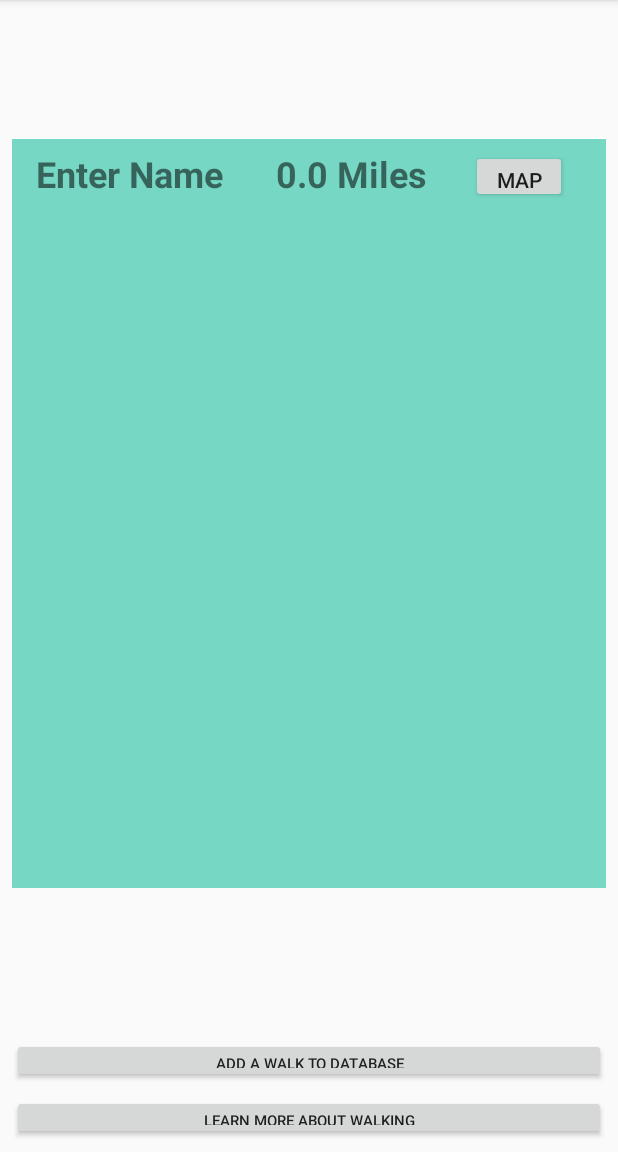
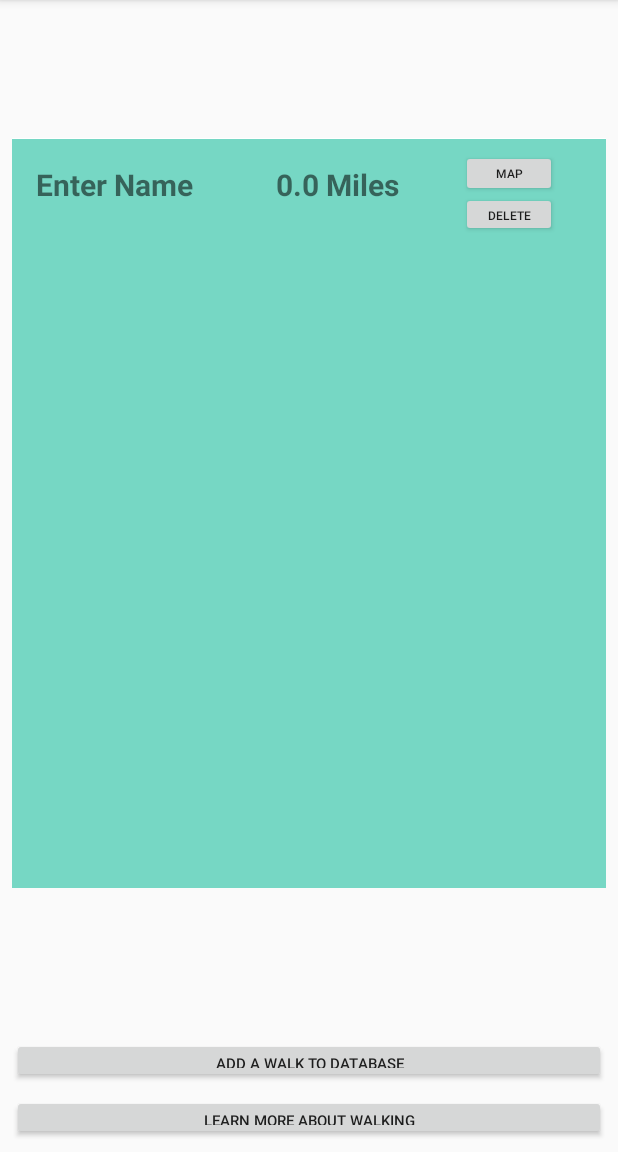
Before and after one commit to RJLgit/PracticeWalkingAPP, an Android app: the addToDatabase screen opened directly, with no data from a screen before it, after a tap on "VIEW WALKS", on a phone screen of 412 x 824 dp, the part 84-1236 px from its top. Run offline under Robolectric (Android 15) with nearby library versions, the phone set to English and light mode, and no system bars; our stand-ins replace ButterKnife; libraries missing offline, so code that uses them is left out: com.firebase.jobdispatcher.

Commit message:
Added delete functionality, made details accurate and fixed units with database

```diff
--- a/app/src/main/AndroidManifest.xml
+++ b/app/src/main/AndroidManifest.xml
@@ -39,7 +39,8 @@
             </intent-filter>
         </service>
 
-        <activity android:name=".addToDatabase"></activity>
+        <activity android:name=".addToDatabase" />
+        <activity android:name=".DeleteConfirmAct"></activity>
     </application>
 
 </manifest>
--- a/app/src/main/java/com/example/android/practicewalkingapp/MyAdapter.java
+++ b/app/src/main/java/com/example/android/practicewalkingapp/MyAdapter.java
@@ -31,16 +31,19 @@ public class MyAdapter extends RecyclerView.Adapter<MyAdapter.MyViewHolder> {
         // mNumberItems = WALKS_DATA.size();
         mNumberItems = mData.getCount();
         c = context;
+    db = databaseHelperClass;
     }
   //  public static final HashMap<String, Integer> MAP_DATA = DummyData.getAllData();
     public static ArrayList<String> WALKS_DATA;
     public static ArrayList<Double> DISTANCE_DATA;
     public static ArrayList<String> ADDRESS_DATA;
+    public static ArrayList<String> ID_DATA;
     private int mNumberItems;
     final private ListItemClickListener mListItemClickListener;
     private Context c;
-    private Cursor mData;
-
+    public static Cursor mData;
+    public static boolean miles = true;
+    public static DatabaseHelperClass db;
     public interface ListItemClickListener {
         void onListItemClick(int index);
     }
@@ -80,8 +83,14 @@ public class MyAdapter extends RecyclerView.Adapter<MyAdapter.MyViewHolder> {
         mData.moveToPosition(position);
 
 
+        if (miles == true) {
+            holder.bind(mData.getString(1), mData.getDouble(2), mData.getString(3), String.valueOf(mData.getInt(0)));
+        } else {
+            Double k = mData.getDouble(2) * 1.61;
+            k = (double) Math.round(k * 100d) / 100d;
+            holder.bind(mData.getString(1), k, mData.getString(3), String.valueOf(mData.getInt(0)));
+        }
 
-        holder.bind(mData.getString(1), mData.getDouble(2), mData.getString(3));
 
         // holder.bind(WALKS_DATA.get(position), DISTANCE_DATA.get(position), ADDRESS_DATA.get(position));
     }
@@ -96,8 +105,10 @@ public class MyAdapter extends RecyclerView.Adapter<MyAdapter.MyViewHolder> {
         TextView distanceOfWalkView;
         Button mapButton;
         String addressData;
+        String id;
+        Button delButton;
 
-        public MyViewHolder(View itemView) {
+        public MyViewHolder(final View itemView) {
             super(itemView);
             typeOfWalkView = (TextView) itemView.findViewById(R.id.walk_text_view);
             distanceOfWalkView = (TextView) itemView.findViewById(R.id.distance_text_view);
@@ -117,18 +128,39 @@ public class MyAdapter extends RecyclerView.Adapter<MyAdapter.MyViewHolder> {
 
                 }
             });
+            delButton = (Button) itemView.findViewById(R.id.deleteButton);
+            delButton.setOnClickListener(new View.OnClickListener() {
+                @Override
+                public void onClick(View view) {
+                   // int i = getAdapterPosition() + 1;
+                  //  String s = String.valueOf(i);
+                    String s = id;
+                    Integer succ = MyAdapter.db.deleteData(s);
+
+                    if (succ > 0) {
+                        Toast.makeText(itemView.getContext(), "Data deleted", Toast.LENGTH_LONG).show();
+                        mData = MyAdapter.db.getAllData();
+                        Intent i = new Intent(itemView.getContext(), DeleteConfirmAct.class);
+                        c.startActivity(i);
+
+                    } else {
+                        Toast.makeText(itemView.getContext(), "Data not deleted", Toast.LENGTH_LONG).show();
+                    }
+
+                }
+            });
             itemView.setOnClickListener(this);
 
         }
 
-        void bind(String s, Double i, String a) {
+        void bind(String s, Double i, String a, String ip) {
             SharedPreferences sharedPreferences = PreferenceManager.getDefaultSharedPreferences(c);
             String units = " " + sharedPreferences.getString(c.getResources().getString(R.string.settings_units_key), c.getResources().getString(R.string.pref_units_miles));
 
             typeOfWalkView.setText(s);
             distanceOfWalkView.setText(String.valueOf(i) + units);
             addressData = a;
-
+            id = ip;
         }
 
         @Override
--- a/app/src/main/res/layout/recycler_view_item.xml
+++ b/app/src/main/res/layout/recycler_view_item.xml
@@ -4,7 +4,7 @@
     xmlns:app="http://schemas.android.com/apk/res-auto"
     xmlns:tools="http://schemas.android.com/tools"
     android:layout_width="match_parent"
-    android:layout_height="50dp"
+    android:layout_height="70dp"
 
     >
 
@@ -16,7 +16,7 @@
         android:layout_marginStart="16dp"
         android:layout_marginTop="16dp"
         android:text="@string/walk_name"
-        android:textSize="24dp"
+        android:textSize="20dp"
         android:textStyle="bold"
         app:layout_constraintBottom_toBottomOf="parent"
         app:layout_constraintStart_toStartOf="parent"
@@ -29,7 +29,7 @@
         android:layout_marginLeft="12dp"
         android:layout_marginStart="12dp"
         android:text="@string/distance_walked"
-        android:textSize="24dp"
+        android:textSize="20dp"
         android:textStyle="bold"
         app:layout_constraintBaseline_toBaselineOf="@+id/walk_text_view"
         app:layout_constraintStart_toEndOf="@+id/walk_text_view" />
@@ -43,15 +43,30 @@
     <Button
         android:id="@+id/mapButton"
         android:layout_width="64dp"
-        android:layout_height="35dp"
+        android:layout_height="31dp"
         android:layout_marginEnd="8dp"
-        android:layout_marginLeft="8dp"
-        android:layout_marginRight="8dp"
         android:layout_marginStart="8dp"
         android:layout_marginTop="8dp"
+        android:textSize="8dp"
         android:text="Map"
         app:layout_constraintEnd_toEndOf="parent"
+        app:layout_constraintHorizontal_bias="0.32"
         app:layout_constraintStart_toEndOf="@+id/distance_text_view"
         app:layout_constraintTop_toTopOf="parent" />
 
+    <Button
+        android:id="@+id/deleteButton"
+        android:layout_width="64dp"
+        android:layout_height="30dp"
+        android:layout_marginBottom="8dp"
+        android:layout_marginEnd="8dp"
+        android:layout_marginStart="8dp"
+        android:textSize="8dp"
+        android:text="Delete"
+        app:layout_constraintBottom_toBottomOf="parent"
+        app:layout_constraintEnd_toEndOf="parent"
+        app:layout_constraintHorizontal_bias="0.32"
+        app:layout_constraintStart_toEndOf="@+id/distance_text_view"
+        app:layout_constraintTop_toBottomOf="@+id/mapButton" />
+
 </android.support.constraint.ConstraintLayout>
```
Also changed, not shown: app/src/main/java/com/example/android/practicewalkingapp/DatabaseHelperClass.java (+27 -1 lines), app/src/main/java/com/example/android/practicewalkingapp/DeleteConfirmAct.java (added, +24 -0 lines), app/src/main/java/com/example/android/practicewalkingapp/MainActivity.java (+22 -4 lines), app/src/main/res/layout/activity_delete_confirm.xml (added, +32 -0 lines).
